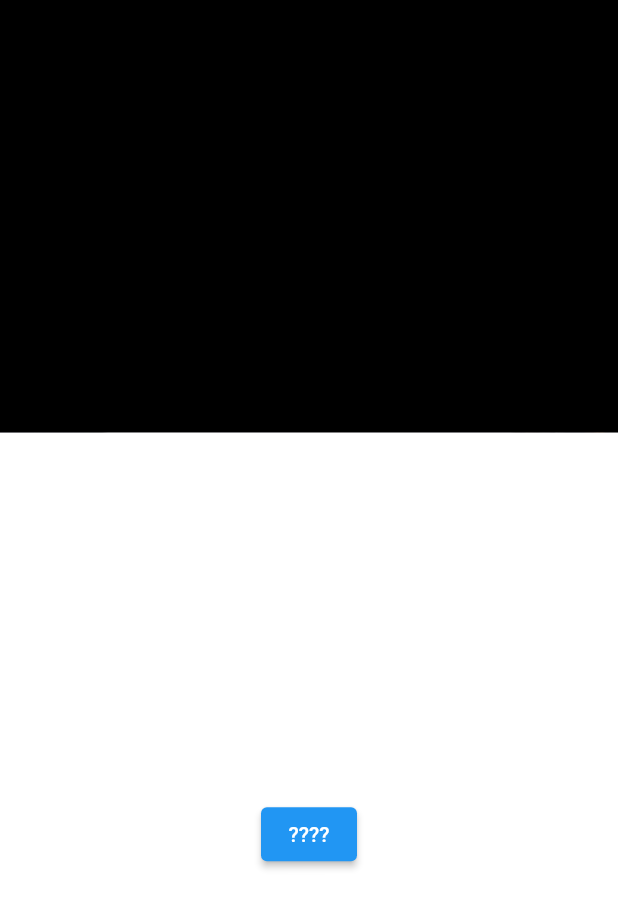
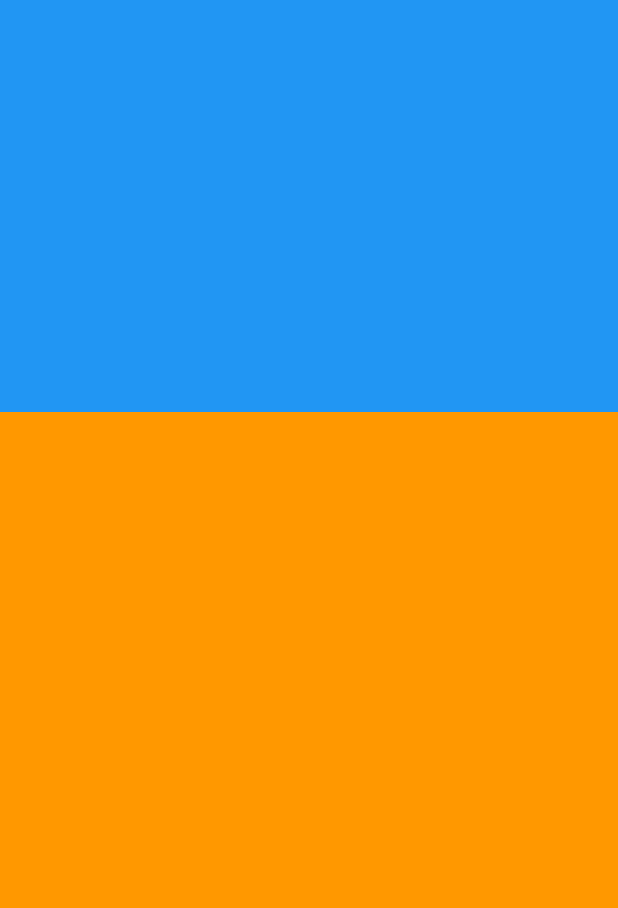
Before and after one commit to zenaway/cassiopeia, a Flutter app: the Home screen opened by its route, after a tap on "???", on a phone screen of 412 x 824 dp. Shown: the top 908 px of the screen. Run offline on Flutter 3.47's test engine with Material 2 defaults, Android fonts, the light colour scheme and no system bars; drawn by our look-alikes of glass_kit; our stand-ins replace youtube_player_iframe; missing offline and left inert: naver_map_plugin, simple_throttle_debounce; project files that could hold a hidden picture were left out.

Commit message:
수평 애니 처리완료, 수직 애니 처리 필요

```diff
--- a/lib/page/login.dart
+++ b/lib/page/login.dart
@@ -31,9 +31,9 @@ class _LoginState extends State<Login> {
     setState(() {
       loading = true;
     });
-    await Future.delayed(
-      loginAnimationDuration,
-    );
+    // await Future.delayed(
+    //   loginAnimationDuration,
+    // );
     Navigator.pushReplacementNamed(
       context,
       "/loading",
--- a/lib/page/view.dart
+++ b/lib/page/view.dart
@@ -1,15 +1,21 @@
 import 'package:flutter/material.dart';
 import 'package:youtube_player_iframe/youtube_player_iframe.dart';
 
-const double minimizedHeightSize = 64;
 const Duration slideAnimationDuration = Duration(milliseconds: 100);
+const double bufferedHorizontalHeight = 10.0;
+const double bufferedVerticalHeight = 100.0;
 
 class View extends StatefulWidget {
   final double maxHeight;
   final double minHeight;
+  final double maxWidth;
+  final double minWidth;
+
   View({
     @required this.maxHeight,
     @required this.minHeight,
+    @required this.maxWidth,
+    @required this.minWidth,
   });
 
   @override
@@ -18,11 +24,17 @@ class View extends StatefulWidget {
 
 class _ViewState extends State<View> with TickerProviderStateMixin {
   double _panelHeight = 0;
-  double _verticalContentsOpacity = 1.0;
-  double _horizontalContentsOpacity = 0.0;
+  double _viewContainerHeight = 0;
+  double _viewContainerWidth = 0;
   bool _extended = true;
+
+  double _aspectViewHeight = 0;
+
+  double _horizontalAnimationRatio = 1.0;
+  double _verticalAnimationRatio = 0.0;
+
   AnimationController _scrollAnimationController;
-  AnimationController _verticalContentsAnimationController;
+  // AnimationController _verticalContentsAnimationController;
   // AnimationController _verticalContentsAnimationController;
 
   YoutubePlayerController _controller = YoutubePlayerController(
@@ -40,6 +52,11 @@ class _ViewState extends State<View> with TickerProviderStateMixin {
     super.initState();
 
     _panelHeight = widget.maxHeight;
+    _aspectViewHeight = widget.maxWidth / 3 * 2;
+
+    _viewContainerWidth = widget.maxWidth;
+    _viewContainerHeight = _aspectViewHeight;
+
     _scrollAnimationController = AnimationController(
       vsync: this,
       upperBound: widget.maxHeight,
@@ -49,13 +66,41 @@ class _ViewState extends State<View> with TickerProviderStateMixin {
     )..addListener(() {
         setState(() {
           _panelHeight = _scrollAnimationController.value;
+          if (_panelHeight < _aspectViewHeight) {
+            _viewContainerHeight = _panelHeight;
+          } else if (_panelHeight >= _aspectViewHeight) {
+            _viewContainerHeight = _aspectViewHeight;
+          }
+          if (widget.minHeight + bufferedHorizontalHeight >=
+              _scrollAnimationController.value) {
+            _horizontalAnimationRatio =
+                ((widget.minHeight - _scrollAnimationController.value) /
+                        bufferedHorizontalHeight)
+                    .abs();
+            _viewContainerWidth = widget.minWidth +
+                (widget.maxWidth - widget.minWidth) * _horizontalAnimationRatio;
+          } else if (widget.minHeight + bufferedHorizontalHeight <
+              _scrollAnimationController.value) {
+            _viewContainerWidth = widget.maxWidth;
+            _horizontalAnimationRatio = 1.0;
+          }
+          if (_aspectViewHeight + bufferedVerticalHeight >=
+                  _scrollAnimationController.value &&
+              _aspectViewHeight < _scrollAnimationController.value) {
+            print("${_scrollAnimationController.value} if");
+          } else if (_aspectViewHeight + bufferedVerticalHeight <
+              _scrollAnimationController.value) {
+            print("${_scrollAnimationController.value} else if");
+          } else {
+            print("${_scrollAnimationController.value} else");
+          }
         });
       });
 
-    _verticalContentsAnimationController = AnimationController(
-      vsync: this,
-      duration: Duration.zero,
-    );
+    // _verticalContentsAnimationController = AnimationController(
+    //   vsync: this,
+    //   duration: Duration.zero,
+    // );
   }
 
   @override
@@ -63,23 +108,8 @@ class _ViewState extends State<View> with TickerProviderStateMixin {
     super.dispose();
   }
 
-  updateHeight() {
-    // setState(() {
-    //   if ((1 - widget.controller.page) * widget.maxHeight >=
-    //       minimizedHeightSize) {
-    //     height = (1 - widget.controller.page) * widget.maxHeight;
-    //   } else {
-    //     height = 64;
-    //   }
-    //   verticalContentsFlex = (65 - widget.controller.page * 65).round();
-    // });
-  }
-
   updateDrag(DragUpdateDetails details) {
     double _nextHeight = _scrollAnimationController.value - details.delta.dy;
-    if (details.delta.dy > 0) {
-    } else if (details.delta.dy < 0) {}
-
     _scrollAnimationController.animateTo(
       _nextHeight,
       duration: Duration.zero,
@@ -94,27 +124,13 @@ class _ViewState extends State<View> with TickerProviderStateMixin {
       _scrollAnimationController.fling(velocity: 1.0);
       _extended = true;
     }
-    // if (_panelHeight != widget.maxHeight && _panelHeight != widget.minHeight) {
-    //   double _nextHeight;
-    //   bool _nextExtended;
-    //   if (!_extended) {
-    //     _nextHeight = widget.maxHeight;
-    //     _nextExtended = true;
-    //   } else if (_extended) {
-    //     _nextHeight = widget.minHeight;
-    //     _nextExtended = false;
-    //   }
-    //   setState(() {
-    //     _panelHeight = _nextHeight;
-    //     _extended = _nextExtended;
-    //   });
-    // }
   }
 
   @override
   Widget build(BuildContext context) {
     return Container(
       height: _panelHeight,
+      color: Colors.white,
       child: SafeArea(
         top: false,
         child: GestureDetector(
@@ -125,64 +141,39 @@ class _ViewState extends State<View> with TickerProviderStateMixin {
             updateDragEnd();
           },
           child: Column(
+            mainAxisAlignment: MainAxisAlignment.start,
+            crossAxisAlignment: CrossAxisAlignment.center,
             children: [
-              Expanded(
-                flex: 35,
-                child: Row(
-                  children: [
-                    Expanded(
-                      flex: 35,
+              Row(
+                mainAxisAlignment: MainAxisAlignment.start,
+                crossAxisAlignment: CrossAxisAlignment.center,
+                children: [
+                  Container(
+                    alignment: Alignment.topCenter,
+                    height: _viewContainerHeight,
+                    width: _viewContainerWidth,
+                    color: Colors.black,
+                    child: AspectRatio(
+                      aspectRatio: 3 / 2,
                       child: Container(
-                        color: Colors.black,
-                      ),
-                      // child: YoutubePlayerIFrame(
-                      //   controller: _controller,
-                      //   aspectRatio: 3 / 2,
-                      // ),
-                    ),
-                    // if (_verticalContentsFlex < 15)
-                    // Expanded(
-                    //   flex: 65,
-                    //   child: Opacity(
-                    //     opacity: _horizontalContentsOpacity,
-                    //     child: Container(
-                    //       color: Colors.white,
-                    //       child: Center(
-                    //         child: ElevatedButton(
-                    //           onPressed: () {
-                    //             print("??");
-                    //           },
-                    //           child: Text("????"),
-                    //         ),
-                    //       ),
-                    //       // color: Colors.white
-                    //       //     .withOpacity((10 - verticalContentsFlex) / 10),
-                    //     ),
-                    //   ),
-                    // ),
-                  ],
-                ),
-              ),
-              // if (_verticalContentsFlex > 15)
-              Expanded(
-                flex: 65,
-                child: Opacity(
-                  opacity: _verticalContentsOpacity,
-                  child: Container(
-                    color: Colors.white,
-                    child: Center(
-                      child: ElevatedButton(
-                        onPressed: () {
-                          print("??");
-                        },
-                        child: Text("????"),
+                        color: Colors.blue,
                       ),
                     ),
-                    // color:
-                    //     Colors.white.withOpacity((65 - verticalContentsFlex) / 100),
                   ),
-                ),
+                  Container(
+                    width: widget.maxWidth - _viewContainerWidth,
+                    height: widget.minHeight,
+                    color: Colors.orange
+                        .withOpacity(1 - _horizontalAnimationRatio),
+                  ),
+                  // SlideTransition(position: , child: FadeTransition(child: ,),),
+                ],
               ),
+              Container(
+                height: _panelHeight - _viewContainerHeight,
+                color: Colors.orange,
+              )
+              // FadeTransition(opacity:  ,child: SizedBox(height: ,),),
             ],
           ),
         ),
--- a/lib/widget/slidePanelSheet.dart
+++ b/lib/widget/slidePanelSheet.dart
@@ -69,6 +69,7 @@ class SlidePanelSheetState extends State<SlidePanelSheet>
 
   @override
   Widget build(BuildContext context) {
+    final Size windowSize = MediaQuery.of(context).size;
     return WillPopScope(
       onWillPop: () async {
         if (slideAnimationController.isCompleted) {
@@ -88,8 +89,10 @@ class SlidePanelSheetState extends State<SlidePanelSheet>
           SlideTransition(
             position: _slideAnimation,
             child: View(
-              maxHeight: MediaQuery.of(context).size.height,
+              maxHeight: windowSize.height,
               minHeight: 64,
+              maxWidth: windowSize.width,
+              minWidth: 96,
             ),
           ),
         ],
```
Also changed, not shown: pubspec.yaml (line endings or trailing spaces).
